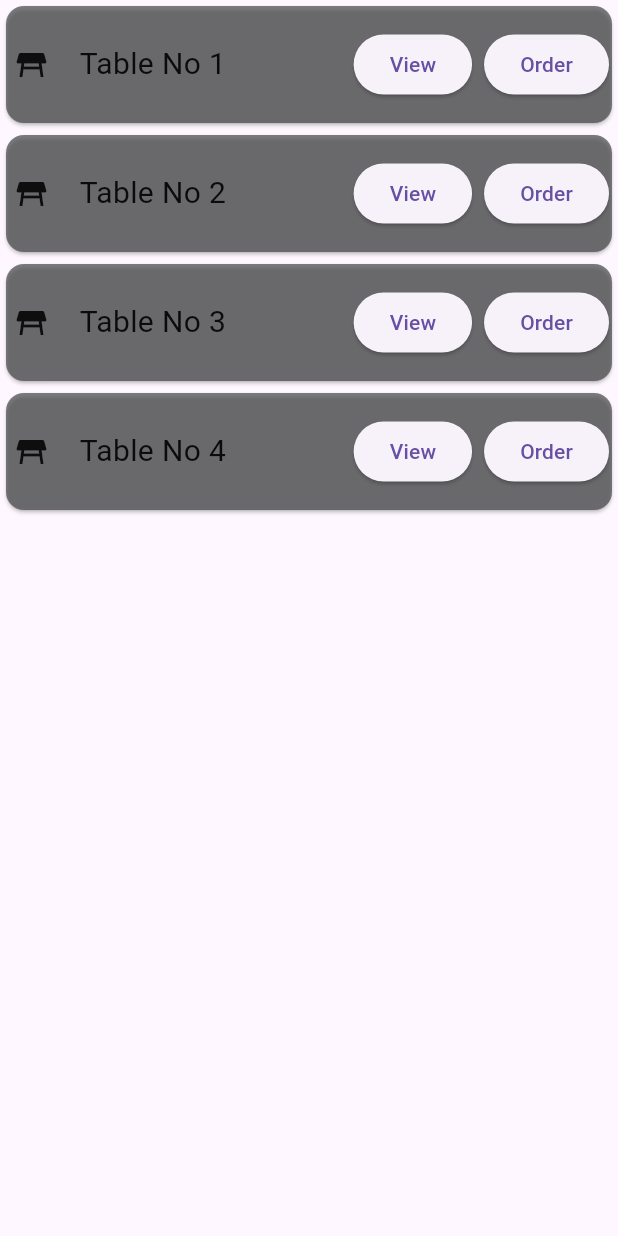
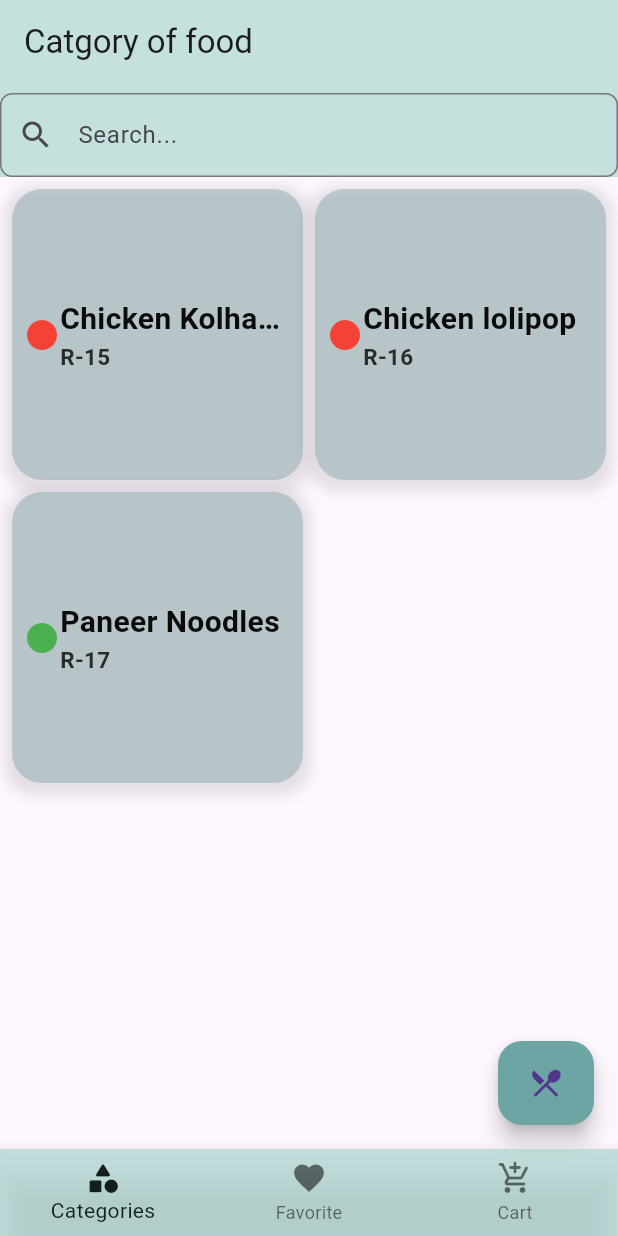
Before and after one commit to Vik14namo/food_order_system, a Flutter app: the TableSelection screen opened directly, after a tap on "Order", on a phone screen of 412 x 824 dp. Run offline on Flutter 3.47's test engine with Material 3 defaults, Android fonts, the light colour scheme and no system bars.

Commit message:
color part 1 is competed

```diff
--- /dev/null
+++ b/flutter_application_1/lib/cardfood.dart
@@ -0,0 +1,132 @@
+import 'package:flutter/material.dart';
+
+class MyApp extends StatelessWidget {
+  @override
+  Widget build(BuildContext context) {
+    return MaterialApp(
+      home: Scaffold(
+        appBar: AppBar(
+          title: Text('Food Menu Grid'),
+        ),
+        body: FoodMenuGrid(),
+      ),
+    );
+  }
+}
+
+class FoodMenuGrid extends StatelessWidget {
+  @override
+  Widget build(BuildContext context) {
+    return Padding(
+      padding: const EdgeInsets.all(8.0),
+      child: GridView.count(
+        crossAxisCount: 2, // Adjust columns as needed
+        crossAxisSpacing: 8.0,
+        mainAxisSpacing: 8.0,
+        children: [
+          FoodItem(
+            icon: Icons.circle,
+            iconColor: Colors.red,
+            code: 'R-15',
+            name: 'Chicken Kolhapuri ',
+          ),
+          FoodItem(
+            icon: Icons.circle,
+            iconColor: Colors.red,
+            code: 'R-16',
+            name: 'Chicken lolipop',
+          ),
+          FoodItem(
+            icon: Icons.circle,
+            iconColor: Colors.green,
+            code: 'R-17',
+            name: 'Paneer Noodles',
+          ),
+          // ... Add remaining FoodItem widgets
+        ],
+      ),
+    );
+  }
+}
+
+class FoodItem extends StatelessWidget {
+  final IconData icon;
+  final Color iconColor;
+  final String code;
+  final String name;
+
+  FoodItem({
+    required this.icon,
+    required this.iconColor,
+    required this.code,
+    required this.name,
+  });
+
+  @override
+  Widget build(BuildContext context) {
+    return Container(
+      decoration: //BoxDecoration(
+          //   color: Colors.grey[400],
+          //   borderRadius: BorderRadius.circular(8.0),
+          //   boxShadow: [
+          //     BoxShadow(
+          //       color: Colors.black26,
+          //       blurRadius: 6.0,
+          //       spreadRadius: 2.0,
+          //       offset: Offset(2.0, 2.0),
+          //     ),
+          //   ],
+          // ),
+          BoxDecoration(
+              borderRadius: BorderRadius.circular(20),
+              color: Color.fromARGB(111, 124, 162, 163),
+              boxShadow: [
+            BoxShadow(
+              color: Colors.black.withOpacity(0.1),
+              spreadRadius: 5,
+              blurRadius: 7,
+              offset: Offset(0, 3),
+            )
+          ]),
+      child: Padding(
+        padding: const EdgeInsets.all(8.0),
+        child: Row(
+          children: [
+            Column(
+              mainAxisSize: MainAxisSize.min,
+              children: [
+                Icon(icon, color: iconColor),
+              ],
+            ),
+            SizedBox(height: 20),
+            Expanded(
+              child: Wrap(
+                // Wrap the Text widget
+                children: [
+                  Text(
+                    name,
+                    style: TextStyle(
+                      fontSize: 20, // Increased text size
+                      fontWeight: FontWeight.bold,
+                      color: Color.fromARGB(255, 11, 11, 11),
+                    ),
+                    overflow: TextOverflow.ellipsis,
+                  ),
+                  Text(
+                    code,
+                    style: TextStyle(
+                      fontSize: 15, // Increased text size
+                      fontWeight: FontWeight.bold,
+                      color: Color.fromARGB(255, 43, 42, 42),
+                    ),
+                    overflow: TextOverflow.ellipsis,
+                  ),
+                ],
+              ),
+            ),
+          ],
+        ),
+      ),
+    );
+  }
+}
--- a/flutter_application_1/lib/homemain.dart
+++ b/flutter_application_1/lib/homemain.dart
@@ -1,4 +1,6 @@
 import 'package:flutter/material.dart';
+//import 'package:flutter_application_1/login.dart';
+import 'package:flutter_application_1/menulist.dart';
 
 class TableCards extends StatelessWidget {
   const TableCards(
@@ -15,14 +17,14 @@ class TableCards extends StatelessWidget {
   @override
   Widget build(BuildContext context) {
     return Card(
-      color: Color.fromARGB(182, 73, 75, 76),
+      color: Color.fromARGB(111, 124, 162, 163),
       child: Padding(
         padding: const EdgeInsets.only(
             left: 5.0, right: 2.0, bottom: 15.0, top: 15.0),
         child: Row(
           mainAxisSize: MainAxisSize.max,
           mainAxisAlignment: MainAxisAlignment.spaceBetween,
-          children: <Widget> [
+          children: <Widget>[
             Row(
               children: [
                 const Icon(Icons.table_restaurant),
@@ -53,14 +55,9 @@ class TableCards extends StatelessWidget {
           ],
         ),
       ),
-
     );
-
   }
- }
-
-
-
+}
 
 class TableSelection extends StatefulWidget {
   const TableSelection({Key? key}) : super(key: key);
@@ -99,6 +96,6 @@ class _TableSelectionState extends State<TableSelection> {
   void handleOrderButton(int tableNumber) {
     // Implement logic for taking order for the selected table
     // You can display a dialog or navigate to an order screen
-    print('Order button pressed for Table No $tableNumber');
+    Navigator.push(context, MaterialPageRoute(builder: (context) => MyApp()));
   }
 }
--- /dev/null
+++ b/flutter_application_1/lib/manna.dart
@@ -0,0 +1,43 @@
+import 'package:flutter/material.dart';
+import 'package:flutter_application_1/cardfood.dart';
+import 'package:flutter_application_1/foodcard.dart';
+
+class coatogrypg extends StatefulWidget {
+  const coatogrypg({super.key});
+
+  @override
+  State<coatogrypg> createState() => _coatogrypgState();
+}
+
+class _coatogrypgState extends State<coatogrypg> {
+  @override
+  Widget build(BuildContext context) {
+    return Scaffold(
+      appBar: AppBar(
+        backgroundColor: Color.fromARGB(185, 174, 216, 210),
+        title: Text('Catgory of food'),
+        bottom: PreferredSize(
+          preferredSize: Size.fromHeight(kToolbarHeight + 6.0),
+          child: TextField(
+            decoration: InputDecoration(
+              hintText: 'Search...',
+              prefixIcon: Icon(Icons.search),
+              border: OutlineInputBorder(
+                borderRadius: BorderRadius.circular(8.0),
+              ),
+            ),
+          ),
+        ),
+      ),
+      body: FoodMenuGrid(),
+      floatingActionButton: FloatingActionButton.extended(
+        onPressed: () => {
+          Navigator.push(
+              context, MaterialPageRoute(builder: (context) => foodcatog()))
+        },
+        label: const Icon(Icons.restaurant_menu),
+        backgroundColor: Color.fromARGB(255, 109, 164, 164),
+      ),
+    );
+  }
+}
--- /dev/null
+++ b/flutter_application_1/lib/menulist.dart
@@ -0,0 +1,66 @@
+import 'package:flutter/material.dart';
+//import 'package:flutter_application_1/home.dart';
+import 'package:flutter_application_1/login.dart';
+import 'package:flutter_application_1/manna.dart';
+//import 'package:flutter_application_1/homemain.dart';
+import 'package:flutter_application_1/order.dart';
+
+class MyApp extends StatelessWidget {
+  @override
+  Widget build(BuildContext context) {
+    return MaterialApp(
+      theme: ThemeData(
+        primarySwatch: Colors.blue,
+      ),
+      home: HomeScreen(),
+    );
+  }
+}
+
+class HomeScreen extends StatefulWidget {
+  @override
+  _HomeScreenState createState() => _HomeScreenState();
+}
+
+class _HomeScreenState extends State<HomeScreen> {
+  int _selectedIndex = 0;
+
+  static List<Widget> _widgetOptions = <Widget>[
+    coatogrypg(),
+    LoginPage(),
+    ordermenu(),
+  ];
+
+  void _onItemTapped(int index) {
+    setState(() {
+      _selectedIndex = index;
+    });
+  }
+
+  @override
+  Widget build(BuildContext context) {
+    return Scaffold(
+      body: _widgetOptions.elementAt(_selectedIndex),
+      bottomNavigationBar: BottomNavigationBar(
+        backgroundColor: const Color.fromARGB(185, 174, 216, 210),
+        items: const <BottomNavigationBarItem>[
+          BottomNavigationBarItem(
+            icon: Icon(Icons.category_rounded),
+            label: 'Categories',
+          ),
+          BottomNavigationBarItem(
+            icon: Icon(Icons.favorite),
+            label: 'Favorite',
+          ),
+          BottomNavigationBarItem(
+            icon: Icon(Icons.add_shopping_cart_rounded),
+            label: 'Cart',
+          ),
+        ],
+        currentIndex: _selectedIndex,
+        selectedItemColor: Color.fromARGB(255, 20, 30, 30),
+        onTap: _onItemTapped,
+      ),
+    );
+  }
+}
```
Also changed, not shown: flutter_application_1/lib/foodcard.dart (added, +116 -0 lines), flutter_application_1/lib/home.dart (+94 -75 lines), flutter_application_1/lib/login.dart (+6 -4 lines), flutter_application_1/lib/order.dart (+10 -17 lines), flutter_application_1/lib/reserve.dart (added, +146 -0 lines), flutter_application_1/pubspec.yaml (+9 -0 lines), flutter_application_1/assets/aba.jpg, 1 other file.
